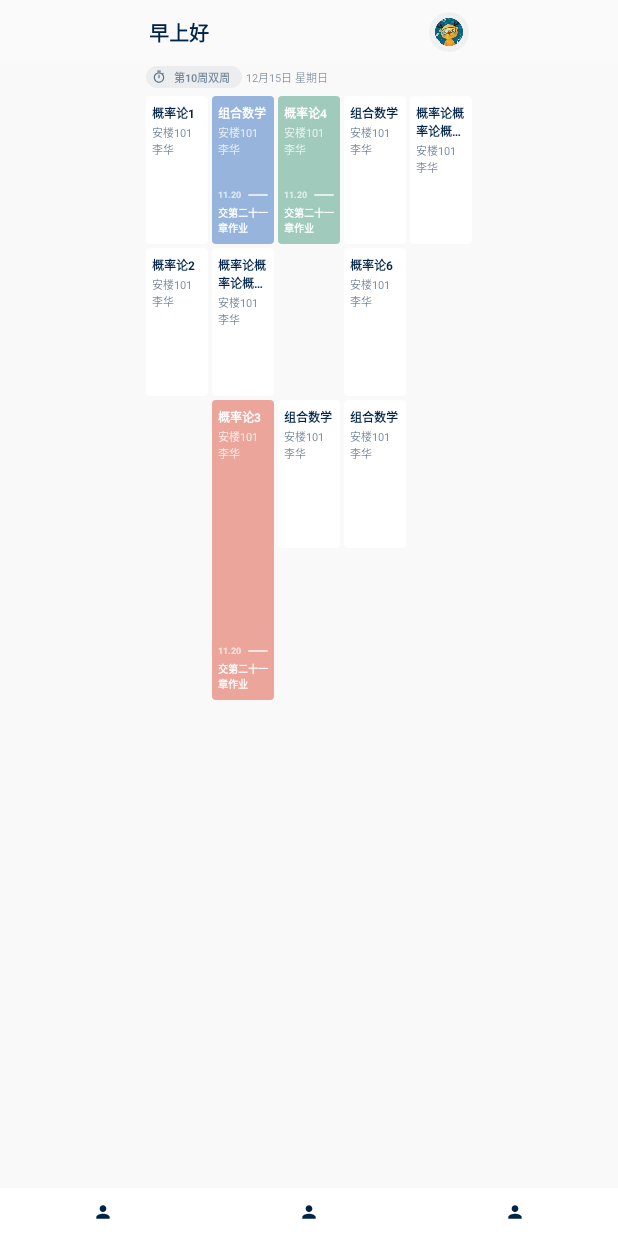
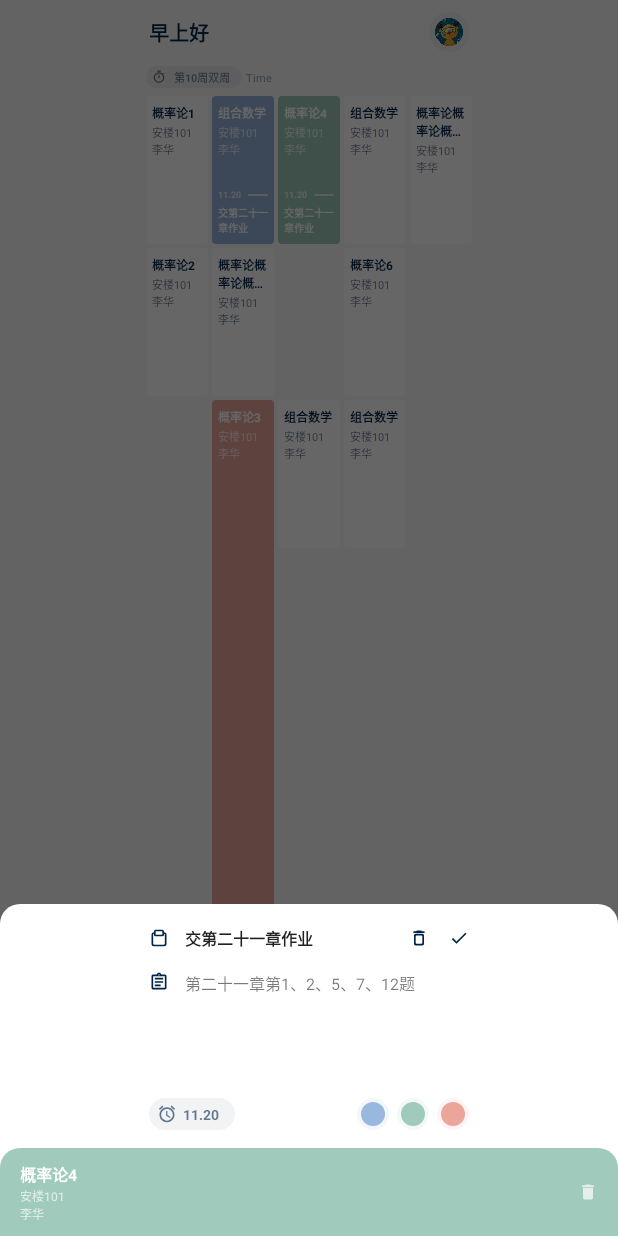
Before and after one commit to keyebang/keyebang-1, an Android app: the screen it shows after launch (MainActivity), after a tap on "概率论4", on a phone screen of 412 x 824 dp. Run offline under Robolectric (Android 15) with nearby library versions, the phone set to English and light mode, and no system bars; our stand-ins replace CircleImageView; libraries missing offline, so code that uses them is left out: cn.bmob.v3; 5 statements that could not run were skipped.

Commit message:
Project Structure And UI Optimization

```diff
--- a/app/src/main/java/com/shg/keyebang/aatools/DisplayUtil.java
+++ b/app/src/main/java/com/shg/keyebang/aatools/DisplayUtil.java
@@ -59,4 +59,10 @@
         float dp = px * (float) displayMetrics.density;
         return dp;
     }
+
+    public static int dpTopx(int dp){
+        final DisplayMetrics displayMetrics = MyApplication.getContext().getResources().getDisplayMetrics();
+        float px = (float) dp * displayMetrics.density;
+        return (int)px;
+    }
 }
--- a/app/src/main/java/com/shg/keyebang/fakeservices/coursetable/FakeTableService.java
+++ b/app/src/main/java/com/shg/keyebang/fakeservices/coursetable/FakeTableService.java
@@ -17,7 +17,7 @@
         //Course: 取数据下来的时候，记得包含他的ObjectId（一般是默认）
         Course course1 = new Course("概率论1", "安楼101","李华",1,1,2);
         Course course2 = new Course("概率论2", "安楼101","李华",1,3,4);
-        Course course3 = new Course("概率论3", "安楼101","李华",2,5,8);
+        Course course3 = new Course("概率论3", "安楼101","李华",2,5,12);
         Course course4 = new Course("概率论4", "安楼101","李华",3,1,2);
         Course course5 = new Course("概率论概率论概率论", "安楼101","李华",5,1,2);
         Course course6 = new Course("概率论6", "安楼101","李华",4,3,4);
--- a/app/src/main/java/com/shg/keyebang/presenter/account/LogInPresenter.java
+++ b/app/src/main/java/com/shg/keyebang/presenter/account/LogInPresenter.java
@@ -19,7 +19,7 @@
     }
 
     public void getSMSCode(String phoneNumber){
-        if(StringUtil.isNullOrEmpty(phoneNumber)){
+        if(StringUtil.isSomeNullOrEmpty(phoneNumber)){
             activity.toastAndLog("手机号为空");
             return;
         }
@@ -39,7 +39,7 @@
     }
 
     public void loginOrSignUp(String phoneNumber, String code){
-        if(StringUtil.isNullOrEmpty(phoneNumber, code)){
+        if(StringUtil.isSomeNullOrEmpty(phoneNumber, code)){
             activity.toastAndLog("信息未填写完全");
             return;
         }
@@ -64,7 +64,7 @@
     }
 
     public void commonLogin(String username, String password){
-        if(StringUtil.isNullOrEmpty(username, password)){
+        if(StringUtil.isSomeNullOrEmpty(username, password)){
             activity.toastAndLog("信息未填写完全");
             return;
         }
--- a/app/src/main/java/com/shg/keyebang/presenter/account/SignUpPresenter.java
+++ b/app/src/main/java/com/shg/keyebang/presenter/account/SignUpPresenter.java
@@ -18,7 +18,7 @@
     }
 
     public void signUp(String nickname, String studentId, String semester, String major, String password){
-        if(StringUtil.isNullOrEmpty(nickname, studentId, semester, major, password)){
+        if(StringUtil.isSomeNullOrEmpty(nickname, studentId, semester, major, password)){
             activity.toastAndLog("信息未填写完全");
             return;
         }
--- a/app/src/main/java/com/shg/keyebang/presenter/coursetable/CourseTablePresenter.java
+++ b/app/src/main/java/com/shg/keyebang/presenter/coursetable/CourseTablePresenter.java
@@ -64,6 +64,4 @@
         String weekday = TimeCNUtil.weekdayToCN(date.get(Calendar.DAY_OF_WEEK));
         return month + "月" + day + "日 " +  "星期" + weekday;
     }
-
-
 }
--- a/app/src/main/java/com/shg/keyebang/view/activity/account/SignUpActivity.java
+++ b/app/src/main/java/com/shg/keyebang/view/activity/account/SignUpActivity.java
@@ -1,12 +1,9 @@
 package com.shg.keyebang.view.activity.account;
 
 import android.os.Bundle;
-import android.text.method.HideReturnsTransformationMethod;
-import android.text.method.PasswordTransformationMethod;
 import android.widget.Button;
 import android.widget.EditText;
 import android.widget.ImageView;
-import android.widget.TextView;
 
 import com.shg.keyebang.R;
 import com.shg.keyebang.presenter.account.SignUpPresenter;
@@ -29,7 +26,7 @@
         super.onCreate(savedInstanceState);
         setContentView(R.layout.activity_account_signup);
         presenter = new SignUpPresenter(this);
-        close = findViewById(R.id.close);
+        close = findViewById(R.id.delete);
         studentId = findViewById(R.id.signUpStudentId);
         nickname = findViewById(R.id.signUpNickname);
         password = findViewById(R.id.signUpPassword);
--- a/app/src/main/java/com/shg/keyebang/view/activity/coursetable/CourseCard.java
+++ b/app/src/main/java/com/shg/keyebang/view/activity/coursetable/CourseCard.java
@@ -31,7 +31,7 @@
 
     public CourseCard(Context context){
         super(context);
-        LayoutInflater.from(context).inflate(R.layout.coursetable_coursecard, this);
+        LayoutInflater.from(context).inflate(R.layout.item_coursecard_coursetable, this);
         cardLayout = findViewById(R.id.classCard);
         courseName = findViewById(R.id.className);
         coursePlace = findViewById(R.id.classPlace);
--- a/app/src/main/java/com/shg/keyebang/view/activity/coursetable/CourseTableFragment.java
+++ b/app/src/main/java/com/shg/keyebang/view/activity/coursetable/CourseTableFragment.java
@@ -14,6 +14,7 @@
 import com.shg.keyebang.model.User;
 import com.shg.keyebang.presenter.coursetable.CourseTablePresenter;
 import com.shg.keyebang.view.activity.BaseFragment;
+import com.shg.keyebang.view.activity.main.MainActivity;
 import com.shg.keyebang.view.general.CircleImageView;
 import com.shg.keyebang.view.general.TitleBarLayout;
 
@@ -66,7 +67,7 @@
         presenter.getDate();
         presenter.getSemesterTime();
         titleBar.setTitle(presenter.getTitle());
-        date.setText(presenter.getDate());
+        //date.setText(presenter.getDate());
 
     }
 
@@ -79,7 +80,7 @@
             card.setLocation(course);
             card.setSize(course);
             card.setOnClickListener(v->{
-                TodoDialog dialog = new TodoDialog(this.getActivity(), classTable.get(course), course);
+                TodoDialog dialog = new TodoDialog((MainActivity)this.getActivity(), classTable.get(course), course);
                 //dialog.setContentView(R.layout.dialog_todo);
                 dialog.show();
             });
--- a/app/src/main/res/drawable/bg_roundrectangle_black_alpha.xml
+++ b/app/src/main/res/drawable/bg_roundrectangle_black_alpha.xml
@@ -1,7 +1,7 @@
 <?xml version="1.0" encoding="utf-8"?>
 <shape android:shape="rectangle" xmlns:android="http://schemas.android.com/apk/res/android">
 
-    <corners android:radius="8dp"/>
+    <corners android:radius="6dp"/>
     <solid android:color="#0D002448"/>
 
 </shape>
--- a/app/src/main/res/layout/activity_account_signup.xml
+++ b/app/src/main/res/layout/activity_account_signup.xml
@@ -23,7 +23,7 @@
             android:layout_marginTop="40dp">
 
             <ImageView
-                android:id="@+id/close"
+                android:id="@+id/delete"
                 android:layout_width="20dp"
                 android:layout_height="20dp"
                 app:layout_constraintTop_toTopOf="parent"
--- a/app/src/main/res/layout/activity_main.xml
+++ b/app/src/main/res/layout/activity_main.xml
@@ -11,7 +11,8 @@
         android:id="@+id/mainContainer"
         android:layout_width="match_parent"
         android:layout_height="match_parent"
-        android:layout_above="@id/bottomTabLayout">
+        android:layout_above="@id/bottomTabLayout"
+        android:background="#f8f8f8">
 
     </androidx.constraintlayout.widget.ConstraintLayout>
 
--- a/app/src/main/res/layout/layout_titlebar.xml
+++ b/app/src/main/res/layout/layout_titlebar.xml
@@ -18,8 +18,29 @@
             app:layout_constraintLeft_toLeftOf="parent"
             android:text="Title"/>
 
+        <!--<LinearLayout
+            android:id="@+id/searchCourse"
+            android:layout_width="40dp"
+            android:layout_height="40dp"
+            android:orientation="vertical"
+            app:layout_constraintTop_toTopOf="parent"
+            app:layout_constraintBottom_toBottomOf="parent"
+            app:layout_constraintRight_toLeftOf="@id/avatarBg"
+            android:layout_marginRight="10dp"
+            android:background="@drawable/bg_touch">
+
+            <ImageView
+                android:layout_width="20dp"
+                android:layout_height="20dp"
+                android:layout_gravity="center"
+                android:layout_marginTop="10dp"
+                android:src="@drawable/ic_search_black_24dp"/>
+
+        </LinearLayout>-->
+
 
         <ImageView
+            android:id="@+id/avatarBg"
             android:layout_width="40dp"
             android:layout_height="40dp"
             app:layout_constraintRight_toRightOf="parent"
--- a/app/src/main/res/values/strings.xml
+++ b/app/src/main/res/values/strings.xml
@@ -1,6 +1,3 @@
 <resources>
     <string name="app_name">keyebang</string>
-
-    <!-- TODO: Remove or change this placeholder text -->
-    <string name="hello_blank_fragment">Hello blank fragment</string>
 </resources>
```
Also changed, not shown: app/src/main/java/com/shg/keyebang/model/Course.java (+33 -0 lines), app/src/main/java/com/shg/keyebang/view/activity/CourseList/CourseListFragment.java (+6 -4 lines), app/src/main/res/layout/item_coursecard_coursetable.xml (renamed from app/src/main/res/layout/coursetable_coursecard.xml).
